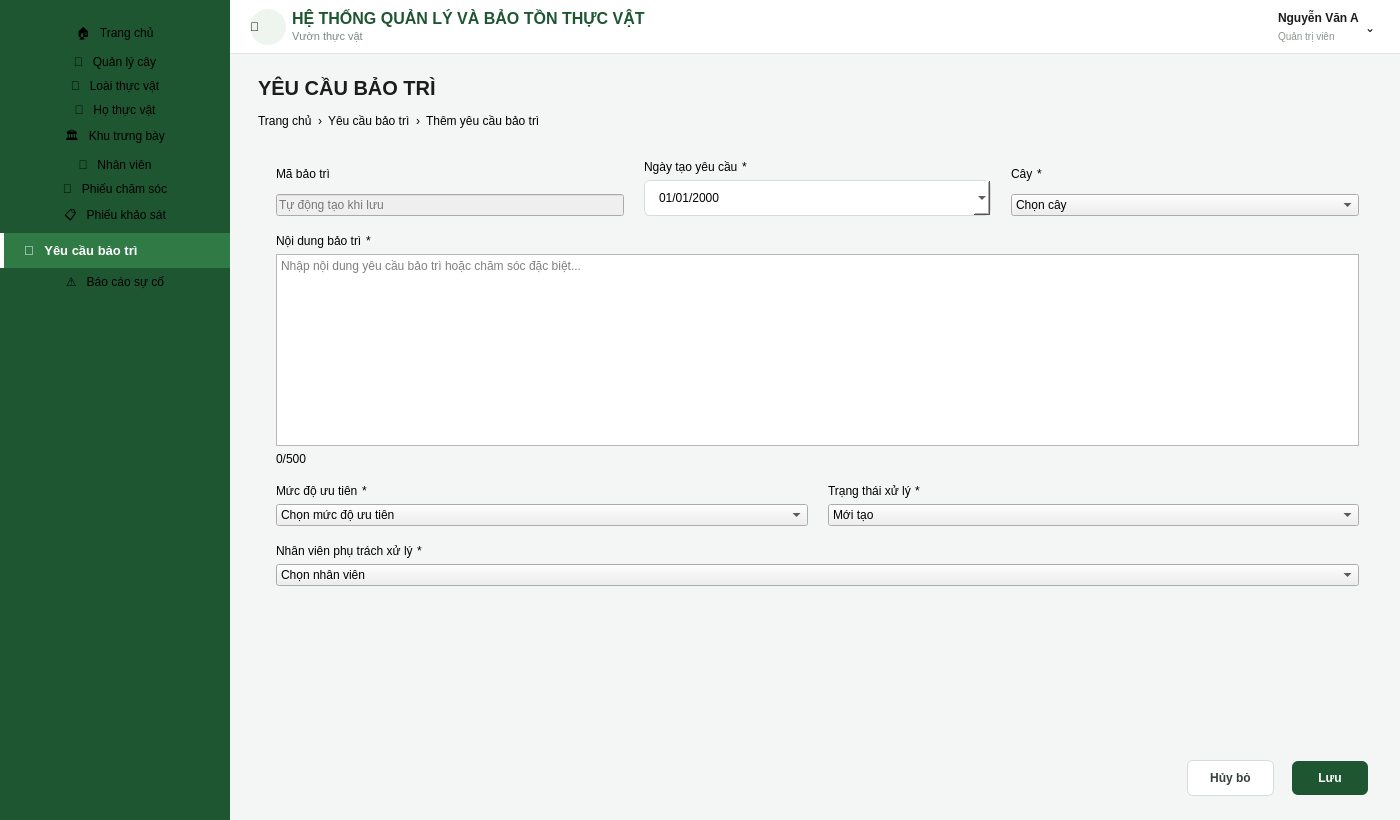
First picture: the form in CSDL_doan/yeu_cau_bao_tri.ui, repository chammtnk25411/CSDL_QLCX, before the edit.
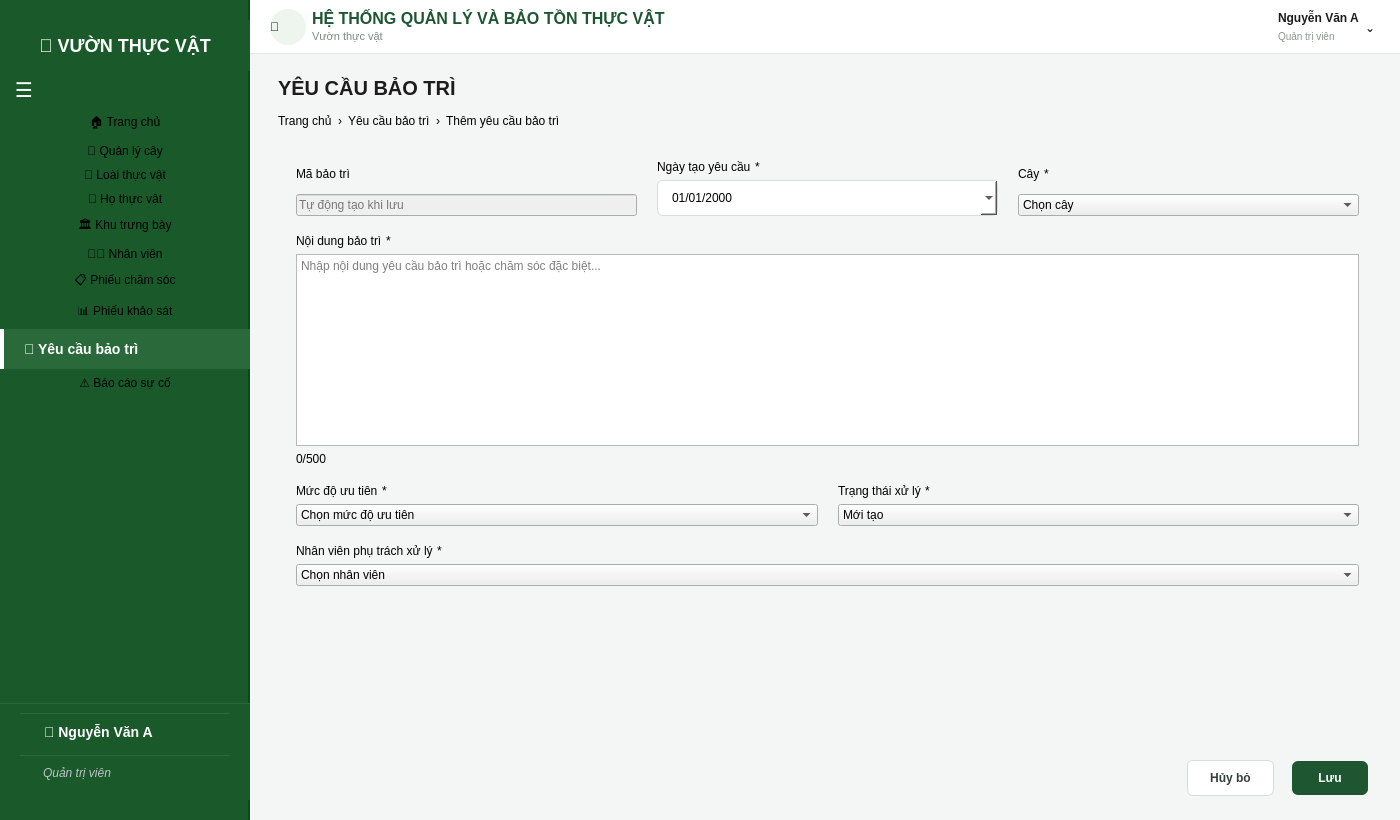
Second picture: the form after the edit.

```diff
--- a/CSDL_doan/yeu_cau_bao_tri.ui
+++ b/CSDL_doan/yeu_cau_bao_tri.ui
@@ -15,11 +15,13 @@
   </property>
   <property name="styleSheet">
    <string notr="true">QMainWindow { background-color: #f4f6f5; }
-QWidget#sidebarFrame { background-color: #1e5631; }
+QWidget#sidebarFrame { background-color: #1a5a2a; border-right: 2px solid #0a4a1a; }
 QLabel#sidebarTitle { color: #ffffff; font-size: 12px; font-weight: bold; letter-spacing: 1px; }
-QPushButton[class=&quot;navBtn&quot;] { text-align: left; padding: 10px 20px; color: #dfeee3; font-size: 13px; border: none; background-color: transparent; }
-QPushButton[class=&quot;navBtn&quot;]:hover { background-color: #24693a; }
-QPushButton#navActive { text-align: left; padding: 10px 20px; color: #ffffff; font-size: 13px; font-weight: bold; border: none; background-color: #2f7a45; border-left: 4px solid #ffffff; }
+QPushButton[class=&quot;navBtn&quot;] { text-align: left; padding: 12px 20px; color: #bdc3c7; font-size: 14px; font-weight: bold; border: none; background-color: transparent; border-radius: 0px; }
+QPushButton[class=&quot;navBtn&quot;]:hover { background-color: #2a6a3a; color: white; }
+QPushButton#navActive { text-align: left; padding: 12px 20px; color: #ffffff; font-size: 14px; font-weight: bold; border: none; background-color: #2a6a3a; border-left: 4px solid #ffffff; border-radius: 0px; }
+QPushButton#btnMenuToggle { color: #ffffff; background-color: transparent; border: none; font-size: 20px; padding: 5px 15px; text-align: left; }
+QPushButton#btnMenuToggle:hover { background-color: #2a6a3a; }
 QWidget#headerFrame { background-color: #ffffff; border-bottom: 1px solid #e2e5e3; }
 QLabel#headerTitle { font-size: 16px; font-weight: bold; color: #1e5631; }
 QLabel#headerSubtitle { font-size: 11px; color: #7a8a7f; }
@@ -59,6 +61,9 @@
 QLabel[class=&quot;breadcrumbSep&quot;] { color: #a9b3ad; font-size: 12px; }
 QScrollArea#formScrollArea { border: none; background-color: transparent; }
 QWidget#scrollAreaWidgetContents { background-color: transparent; }
+QWidget#userInfoWidget { background-color: #1a5a2a; padding: 10px 20px; border-top: 1px solid #2a6a3a; }
+QLabel#sidebarUserLabel { color: #ffffff; font-size: 14px; font-weight: bold; }
+QLabel#sidebarRoleLabel { color: #bdc3c7; font-size: 12px; font-style: italic; }
 </string>
   </property>
   <widget class="QWidget" name="centralwidget">
@@ -82,13 +87,13 @@
      <widget class="QWidget" name="sidebarFrame" native="true">
       <property name="minimumSize">
        <size>
-        <width>230</width>
+        <width>250</width>
         <height>0</height>
        </size>
       </property>
       <property name="maximumSize">
        <size>
-        <width>230</width>
+        <width>250</width>
         <height>16777215</height>
        </size>
       </property>
@@ -106,15 +111,41 @@
         <number>0</number>
        </property>
        <property name="bottomMargin">
-        <number>10</number>
+        <number>20</number>
        </property>
+       <item>
+        <widget class="QLabel" name="logoLabel">
+         <property name="styleSheet">
+          <string>font-size: 18px; font-weight: bold; color: #ffffff; padding: 15px 0; background-color: #1a5a2a;</string>
+         </property>
+         <property name="text">
+          <string>🌿 VƯỜN THỰC VẬT</string>
+         </property>
+         <property name="alignment">
+          <set>Qt::AlignCenter</set>
+         </property>
+        </widget>
+       </item>
+       <item>
+        <widget class="QPushButton" name="btnMenuToggle">
+         <property name="text">
+          <string>☰</string>
+         </property>
+         <property name="flat">
+          <bool>true</bool>
+         </property>
+         <property name="cursor">
+          <cursorShape>PointingHandCursor</cursorShape>
+         </property>
+        </widget>
+       </item>
        <item>
         <widget class="QPushButton" name="navTrangChu">
          <property name="cursor">
           <cursorShape>PointingHandCursor</cursorShape>
          </property>
          <property name="text">
-          <string>🏠   Trang chủ</string>
+          <string>🏠 Trang chủ</string>
          </property>
          <property name="flat">
           <bool>true</bool>
@@ -122,6 +153,9 @@
          <property name="class" stdset="0">
           <string>navBtn</string>
          </property>
+         <property name="checkable">
+          <bool>true</bool>
+         </property>
         </widget>
        </item>
        <item>
@@ -130,7 +164,7 @@
           <cursorShape>PointingHandCursor</cursorShape>
          </property>
          <property name="text">
-          <string>🌳   Quản lý cây</string>
+          <string>🌳 Quản lý cây</string>
          </property>
          <property name="flat">
           <bool>true</bool>
@@ -138,6 +172,9 @@
          <property name="class" stdset="0">
           <string>navBtn</string>
          </property>
+         <property name="checkable">
+          <bool>true</bool>
+         </property>
         </widget>
        </item>
        <item>
@@ -146,7 +183,7 @@
           <cursorShape>PointingHandCursor</cursorShape>
          </property>
          <property name="text">
-          <string>🍃   Loài thực vật</string>
+          <string>🌿 Loài thực vật</string>
          </property>
          <property name="flat">
           <bool>true</bool>
@@ -154,6 +191,9 @@
          <property name="class" stdset="0">
           <string>navBtn</string>
          </property>
+         <property name="checkable">
+          <bool>true</bool>
+         </property>
         </widget>
        </item>
        <item>
@@ -162,7 +202,7 @@
           <cursorShape>PointingHandCursor</cursorShape>
          </property>
          <property name="text">
-          <string>🧬   Họ thực vật</string>
+          <string>🌺 Họ thực vật</string>
          </property>
          <property name="flat">
           <bool>true</bool>
@@ -170,6 +210,9 @@
          <property name="class" stdset="0">
           <string>navBtn</string>
          </property>
+         <property name="checkable">
+          <bool>true</bool>
+         </property>
         </widget>
        </item>
        <item>
@@ -178,7 +221,7 @@
           <cursorShape>PointingHandCursor</cursorShape>
          </property>
          <property name="text">
-          <string>🏛   Khu trưng bày</string>
+          <string>🏛️ Khu trưng bày</string>
          </property>
          <property name="flat">
           <bool>true</bool>
@@ -186,6 +229,9 @@
          <property name="class" stdset="0">
           <string>navBtn</string>
          </property>
+         <property name="checkable">
+          <bool>true</bool>
+         </property>
         </widget>
        </item>
        <item>
@@ -194,7 +240,7 @@
           <cursorShape>PointingHandCursor</cursorShape>
          </property>
          <property name="text">
-          <string>👤   Nhân viên</string>
+          <string>👨‍🌾 Nhân viên</string>
          </property>
          <property name="flat">
           <bool>true</bool>
@@ -202,6 +248,9 @@
          <property name="class" stdset="0">
           <string>navBtn</string>
          </property>
+         <property name="checkable">
+          <bool>true</bool>
+         </property>
         </widget>
        </item>
        <item>
@@ -210,7 +259,7 @@
           <cursorShape>PointingHandCursor</cursorShape>
          </property>
          <property name="text">
-          <string>📝   Phiếu chăm sóc</string>
+          <string>📋 Phiếu chăm sóc</string>
          </property>
          <property name="flat">
           <bool>true</bool>
@@ -218,6 +267,9 @@
          <property name="class" stdset="0">
           <string>navBtn</string>
          </property>
+         <property name="checkable">
+          <bool>true</bool>
+         </property>
         </widget>
        </item>
        <item>
@@ -226,7 +278,7 @@
           <cursorShape>PointingHandCursor</cursorShape>
          </property>
          <property name="text">
-          <string>📋   Phiếu khảo sát</string>
+          <string>📊 Phiếu khảo sát</string>
          </property>
          <property name="flat">
           <bool>true</bool>
@@ -234,6 +286,9 @@
          <property name="class" stdset="0">
           <string>navBtn</string>
          </property>
+         <property name="checkable">
+          <bool>true</bool>
+         </property>
         </widget>
        </item>
        <item>
@@ -242,11 +297,17 @@
           <cursorShape>PointingHandCursor</cursorShape>
          </property>
          <property name="text">
-          <string>🔧   Yêu cầu bảo trì</string>
+          <string>🔧 Yêu cầu bảo trì</string>
          </property>
          <property name="flat">
           <bool>true</bool>
          </property>
+         <property name="checked">
+          <bool>true</bool>
+         </property>
+         <property name="checkable">
+          <bool>true</bool>
+         </property>
         </widget>
        </item>
        <item>
@@ -255,7 +316,7 @@
           <cursorShape>PointingHandCursor</cursorShape>
          </property>
          <property name="text">
-          <string>⚠   Báo cáo sự cố</string>
+          <string>⚠️ Báo cáo sự cố</string>
          </property>
          <property name="flat">
           <bool>true</bool>
@@ -263,6 +324,9 @@
          <property name="class" stdset="0">
           <string>navBtn</string>
          </property>
+         <property name="checkable">
+          <bool>true</bool>
+         </property>
         </widget>
        </item>
        <item>
@@ -278,6 +342,50 @@
          </property>
         </spacer>
        </item>
+       <item>
+        <widget class="QWidget" name="userInfoWidget" native="true">
+         <property name="styleSheet">
+          <string>background-color: #1a5a2a; padding: 10px 20px; border-top: 1px solid #2a6a3a;</string>
+         </property>
+         <layout class="QVBoxLayout" name="userInfoLayout_2">
+          <property name="spacing">
+           <number>5</number>
+          </property>
+          <property name="leftMargin">
+           <number>20</number>
+          </property>
+          <property name="topMargin">
+           <number>10</number>
+          </property>
+          <property name="rightMargin">
+           <number>20</number>
+          </property>
+          <property name="bottomMargin">
+           <number>10</number>
+          </property>
+          <item>
+           <widget class="QLabel" name="sidebarUserLabel">
+            <property name="styleSheet">
+             <string>color: #ffffff; font-size: 14px; font-weight: bold;</string>
+            </property>
+            <property name="text">
+             <string>👤 Nguyễn Văn A</string>
+            </property>
+           </widget>
+          </item>
+          <item>
+           <widget class="QLabel" name="sidebarRoleLabel">
+            <property name="styleSheet">
+             <string>color: #bdc3c7; font-size: 12px; font-style: italic;</string>
+            </property>
+            <property name="text">
+             <string>Quản trị viên</string>
+            </property>
+           </widget>
+          </item>
+         </layout>
+        </widget>
+       </item>
       </layout>
      </widget>
     </item>
```
